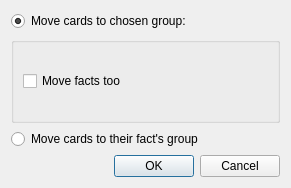
ankitects/anki, file designer/setgroup.ui: the form before one commit.
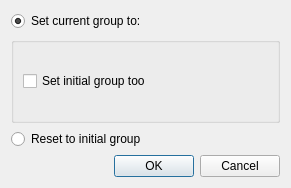
The form after the commit.

Commit message: tweak tab order

Diff of the .ui file:
```diff
--- a/designer/setgroup.ui
+++ b/designer/setgroup.ui
@@ -17,7 +17,7 @@
    <item>
     <widget class="QRadioButton" name="selGroup">
      <property name="text">
-      <string>Move cards to chosen group:</string>
+      <string>Set current group to:</string>
      </property>
      <property name="checked">
       <bool>true</bool>
@@ -33,7 +33,7 @@
       <item>
        <widget class="QCheckBox" name="moveFacts">
         <property name="text">
-         <string>Move facts too</string>
+         <string>Set initial group too</string>
         </property>
        </widget>
       </item>
@@ -43,7 +43,7 @@
    <item>
     <widget class="QRadioButton" name="factGroup">
      <property name="text">
-      <string>Move cards to their fact's group</string>
+      <string>Reset to initial group</string>
      </property>
     </widget>
    </item>
```
Left out of the diff: 14 changed lines with no effect on the pictures. The commit also changes 1 other file.
